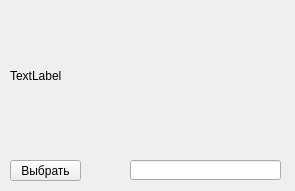
First picture: the form in film.ui, repository AnastasiaPotapova/Cinematic, before the edit.
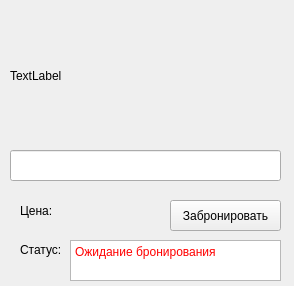
Second picture: the form after the edit.

Diff of the .ui file:
```diff
--- a/film.ui
+++ b/film.ui
@@ -6,8 +6,8 @@
    <rect>
     <x>0</x>
     <y>0</y>
-    <width>295</width>
-    <height>191</height>
+    <width>294</width>
+    <height>286</height>
    </rect>
   </property>
   <property name="windowTitle">
@@ -16,25 +16,37 @@
   <widget class="QPushButton" name="btn_choose">
    <property name="geometry">
     <rect>
-     <x>10</x>
-     <y>160</y>
-     <width>71</width>
-     <height>21</height>
+     <x>170</x>
+     <y>200</y>
+     <width>111</width>
+     <height>31</height>
     </rect>
    </property>
+   <property name="sizePolicy">
+    <sizepolicy hsizetype="Fixed" vsizetype="Fixed">
+     <horstretch>0</horstretch>
+     <verstretch>0</verstretch>
+    </sizepolicy>
+   </property>
    <property name="text">
-    <string>Выбрать</string>
+    <string>Забронировать</string>
    </property>
   </widget>
   <widget class="QLineEdit" name="name_cinema_3">
    <property name="geometry">
     <rect>
-     <x>130</x>
-     <y>160</y>
-     <width>151</width>
-     <height>20</height>
+     <x>10</x>
+     <y>150</y>
+     <width>271</width>
+     <height>31</height>
     </rect>
    </property>
+   <property name="sizePolicy">
+    <sizepolicy hsizetype="Fixed" vsizetype="Fixed">
+     <horstretch>0</horstretch>
+     <verstretch>0</verstretch>
+    </sizepolicy>
+   </property>
   </widget>
   <widget class="QLabel" name="room_session">
    <property name="geometry">
@@ -47,6 +59,89 @@
    </property>
    <property name="text">
     <string>TextLabel</string>
+   </property>
+   <property name="wordWrap">
+    <bool>false</bool>
+   </property>
+  </widget>
+  <widget class="QLabel" name="inscription_price">
+   <property name="geometry">
+    <rect>
+     <x>20</x>
+     <y>200</y>
+     <width>51</width>
+     <height>21</height>
+    </rect>
+   </property>
+   <property name="sizePolicy">
+    <sizepolicy hsizetype="Fixed" vsizetype="Fixed">
+     <horstretch>0</horstretch>
+     <verstretch>0</verstretch>
+    </sizepolicy>
+   </property>
+   <property name="text">
+    <string>Цена:</string>
+   </property>
+  </widget>
+  <widget class="QLabel" name="price">
+   <property name="geometry">
+    <rect>
+     <x>60</x>
+     <y>200</y>
+     <width>61</width>
+     <height>21</height>
+    </rect>
+   </property>
+   <property name="sizePolicy">
+    <sizepolicy hsizetype="Fixed" vsizetype="Fixed">
+     <horstretch>0</horstretch>
+     <verstretch>0</verstretch>
+    </sizepolicy>
+   </property>
+   <property name="text">
+    <string/>
+   </property>
+  </widget>
+  <widget class="QLabel" name="inscription_statuc">
+   <property name="geometry">
+    <rect>
+     <x>20</x>
+     <y>240</y>
+     <width>41</width>
+     <height>19</height>
+    </rect>
+   </property>
+   <property name="sizePolicy">
+    <sizepolicy hsizetype="Fixed" vsizetype="Fixed">
+     <horstretch>0</horstretch>
+     <verstretch>0</verstretch>
+    </sizepolicy>
+   </property>
+   <property name="text">
+    <string>Статус:</string>
+   </property>
+  </widget>
+  <widget class="QTextBrowser" name="status">
+   <property name="geometry">
+    <rect>
+     <x>70</x>
+     <y>240</y>
+     <width>211</width>
+     <height>41</height>
+    </rect>
+   </property>
+   <property name="sizePolicy">
+    <sizepolicy hsizetype="Fixed" vsizetype="Fixed">
+     <horstretch>0</horstretch>
+     <verstretch>0</verstretch>
+    </sizepolicy>
+   </property>
+   <property name="html">
+    <string>&lt;!DOCTYPE HTML PUBLIC &quot;-//W3C//DTD HTML 4.0//EN&quot; &quot;http://www.w3.org/TR/REC-html40/strict.dtd&quot;&gt;
+&lt;html&gt;&lt;head&gt;&lt;meta name=&quot;qrichtext&quot; content=&quot;1&quot; /&gt;&lt;style type=&quot;text/css&quot;&gt;
+p, li { white-space: pre-wrap; }
+&lt;/style&gt;&lt;/head&gt;&lt;body style=&quot; font-family:'MS Shell Dlg 2'; font-size:8.25pt; font-weight:400; font-style:normal;&quot;&gt;
+&lt;p style=&quot; margin-top:0px; margin-bottom:0px; margin-left:0px; margin-right:0px; -qt-block-indent:0; text-indent:0px;&quot;&gt;&lt;span style=&quot; font-size:9pt; color:#ff0000;&quot;&gt;Ожидание бронирования&lt;/span&gt;&lt;/p&gt;&lt;/body&gt;&lt;/html&gt;</string>
    </property>
   </widget>
  </widget>
```
Left out of the diff: 8 changed lines with no effect on the pictures.
